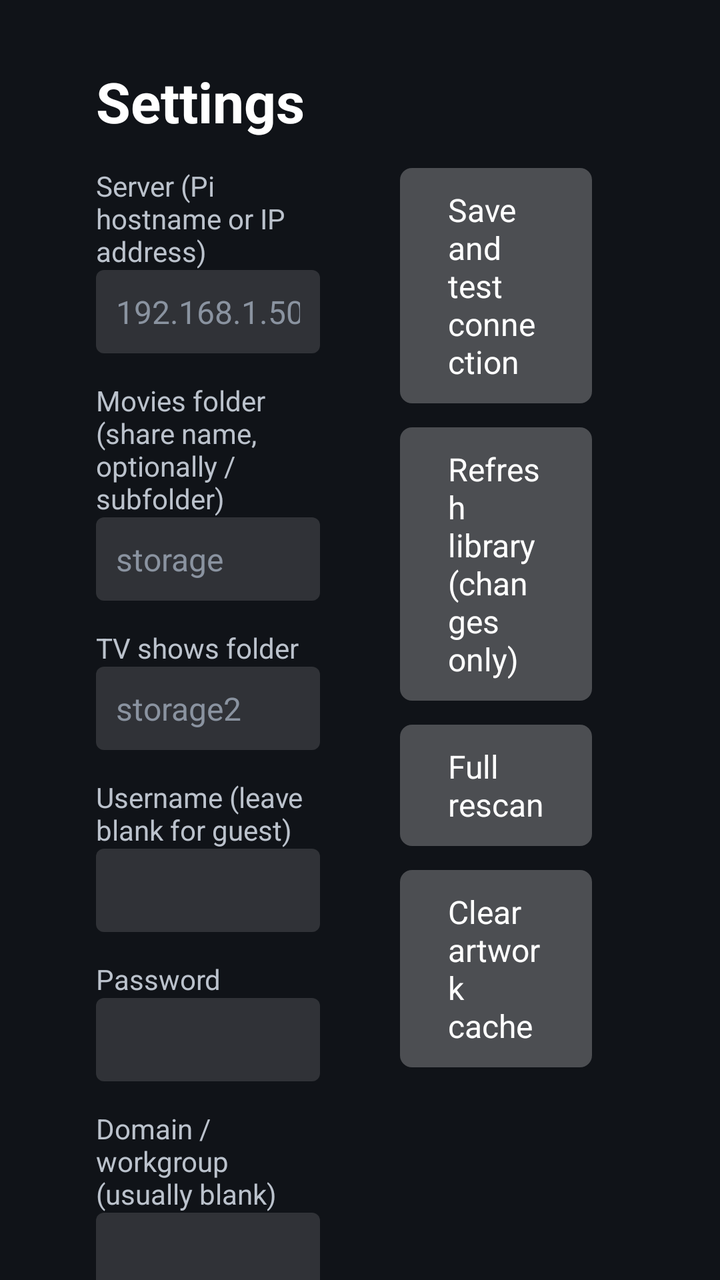
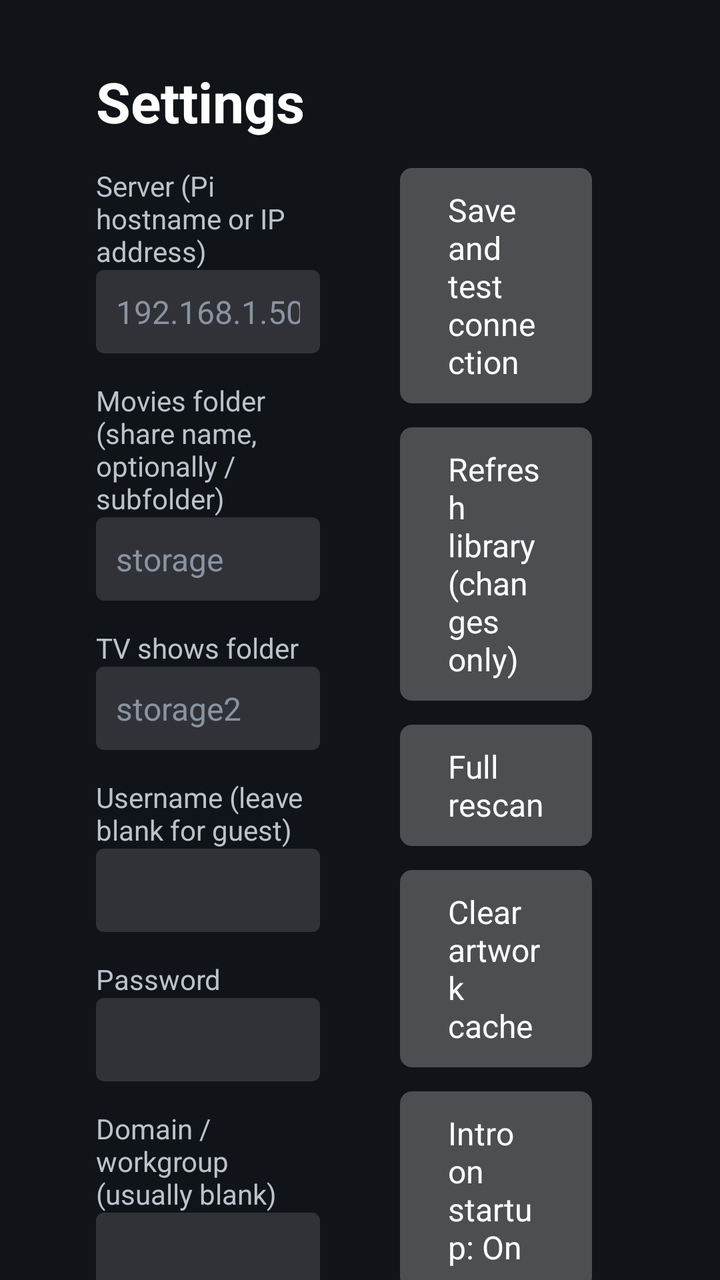

Screens rendered from an Android XML layout before and after an edit, with the pre-edit source and the edit as a unified diff.
<!-- AndroidManifest.xml: application theme Theme.RandyFlix -->
<!-- res/layout/activity_settings.xml -->
<?xml version="1.0" encoding="utf-8"?>
<ScrollView xmlns:android="http://schemas.android.com/apk/res/android"
    android:layout_width="match_parent"
    android:layout_height="match_parent"
    android:background="@color/bg">

    <LinearLayout
        android:layout_width="match_parent"
        android:layout_height="wrap_content"
        android:orientation="horizontal"
        android:paddingLeft="48dp"
        android:paddingTop="32dp"
        android:paddingRight="48dp"
        android:paddingBottom="32dp">

        <LinearLayout
            android:layout_width="0dp"
            android:layout_height="wrap_content"
            android:layout_weight="1"
            android:orientation="vertical">

            <TextView
                android:layout_width="wrap_content"
                android:layout_height="wrap_content"
                android:text="Settings"
                android:textColor="@color/text_primary"
                android:textSize="28sp"
                android:textStyle="bold" />

            <TextView style="@style/FieldLabel" android:text="Server (Pi hostname or IP address)" />
            <EditText android:id="@+id/host" style="@style/Field" android:hint="192.168.1.50" />

            <TextView style="@style/FieldLabel" android:text="Movies folder (share name, optionally /subfolder)" />
            <EditText android:id="@+id/movies" style="@style/Field" android:hint="storage" />

            <TextView style="@style/FieldLabel" android:text="TV shows folder" />
            <EditText android:id="@+id/tv" style="@style/Field" android:hint="storage2" />

            <TextView style="@style/FieldLabel" android:text="Username (leave blank for guest)" />
            <EditText android:id="@+id/user" style="@style/Field" />

            <TextView style="@style/FieldLabel" android:text="Password" />
            <EditText android:id="@+id/password" style="@style/Field" android:inputType="textPassword" />

            <TextView style="@style/FieldLabel" android:text="Domain / workgroup (usually blank)" />
            <EditText android:id="@+id/domain" style="@style/Field" />
        </LinearLayout>

        <LinearLayout
            android:layout_width="0dp"
            android:layout_height="wrap_content"
            android:layout_marginStart="40dp"
            android:layout_weight="1"
            android:orientation="vertical"
            android:paddingTop="52dp">

            <Button android:id="@+id/save" style="@style/TvButton" android:layout_marginBottom="12dp" android:text="Save and test connection" />
            <Button android:id="@+id/refresh" style="@style/TvButton" android:layout_marginBottom="12dp" android:text="Refresh library (changes only)" />
            <Button android:id="@+id/full" style="@style/TvButton" android:layout_marginBottom="12dp" android:text="Full rescan" />
            <Button android:id="@+id/clear_images" style="@style/TvButton" android:layout_marginBottom="12dp" android:text="Clear artwork cache" />

            <TextView
                android:id="@+id/status"
                android:layout_width="match_parent"
                android:layout_height="wrap_content"
                android:layout_marginTop="12dp"
                android:textColor="@color/text_secondary"
                android:textSize="15sp" />

            <TextView
                android:id="@+id/version"
                android:layout_width="wrap_content"
                android:layout_height="wrap_content"
                android:layout_marginTop="20dp"
                android:textColor="@color/text_dim"
                android:textSize="12sp" />
        </LinearLayout>
    </LinearLayout>
</ScrollView>
<!-- resources referenced by this layout -->
<resources>
  <color name="bg">#FF101318</color>
  <color name="text_dim">#FF8A93A0</color>
  <color name="text_primary">#FFFFFFFF</color>
  <color name="text_secondary">#FFBBC2CC</color>
  <style name="Field">
          <item name="android:layout_width">match_parent</item>
          <item name="android:layout_height">wrap_content</item>
          <item name="android:background">@drawable/field_bg</item>
          <item name="android:padding">10dp</item>
          <item name="android:textColor">@color/text_primary</item>
          <item name="android:textColorHint">@color/text_dim</item>
          <item name="android:textSize">16sp</item>
          <item name="android:singleLine">true</item>
          <item name="android:inputType">text</item>
      </style>
  <style name="FieldLabel">
          <item name="android:layout_width">match_parent</item>
          <item name="android:layout_height">wrap_content</item>
          <item name="android:layout_marginTop">14dp</item>
          <item name="android:textColor">@color/text_secondary</item>
          <item name="android:textSize">14sp</item>
      </style>
  <style name="TvButton">
          <item name="android:layout_width">wrap_content</item>
          <item name="android:layout_height">wrap_content</item>
          <item name="android:layout_marginEnd">16dp</item>
          <item name="android:background">@drawable/btn_bg</item>
          <item name="android:textColor">@color/btn_text</item>
          <item name="android:textSize">16sp</item>
          <item name="android:textAllCaps">false</item>
          <item name="android:paddingLeft">24dp</item>
          <item name="android:paddingRight">24dp</item>
          <item name="android:paddingTop">10dp</item>
          <item name="android:paddingBottom">10dp</item>
          <item name="android:minHeight">0dp</item>
          <item name="android:minWidth">0dp</item>
          <item name="android:focusable">true</item>
          <item name="android:stateListAnimator">@null</item>
      </style>
  <style name="Theme.RandyFlix" parent="Theme.Leanback">
          <item name="android:windowBackground">@color/bg</item>
          <item name="android:colorAccent">@color/accent</item>
      </style>
  <!-- drawable field_bg (drawable) -->
  <?xml version="1.0" encoding="utf-8"?>
  <selector xmlns:android="http://schemas.android.com/apk/res/android">
      <item android:state_focused="true">
          <shape android:shape="rectangle">
              <solid android:color="#33FFFFFF" />
              <stroke android:width="2dp" android:color="@color/accent" />
              <corners android:radius="4dp" />
          </shape>
      </item>
      <item>
          <shape android:shape="rectangle">
              <solid android:color="#22FFFFFF" />
              <corners android:radius="4dp" />
          </shape>
      </item>
  </selector>
  <!-- drawable btn_bg (drawable) -->
  <?xml version="1.0" encoding="utf-8"?>
  <selector xmlns:android="http://schemas.android.com/apk/res/android">
      <item android:state_focused="true">
          <shape android:shape="rectangle">
              <solid android:color="@color/accent" />
              <corners android:radius="6dp" />
          </shape>
      </item>
      <item>
          <shape android:shape="rectangle">
              <solid android:color="#40FFFFFF" />
              <corners android:radius="6dp" />
          </shape>
      </item>
  </selector>
  <color name="accent">#FFF5A623</color>
</resources>

<!-- the commit's change to res/layout/activity_settings.xml (unified diff, before → after) -->
@@ -58,6 +58,7 @@
             <Button android:id="@+id/refresh" style="@style/TvButton" android:layout_marginBottom="12dp" android:text="Refresh library (changes only)" />
             <Button android:id="@+id/full" style="@style/TvButton" android:layout_marginBottom="12dp" android:text="Full rescan" />
             <Button android:id="@+id/clear_images" style="@style/TvButton" android:layout_marginBottom="12dp" android:text="Clear artwork cache" />
+            <Button android:id="@+id/intro" style="@style/TvButton" android:layout_marginBottom="12dp" android:text="Intro on startup: On" />
 
             <TextView
                 android:id="@+id/status"
